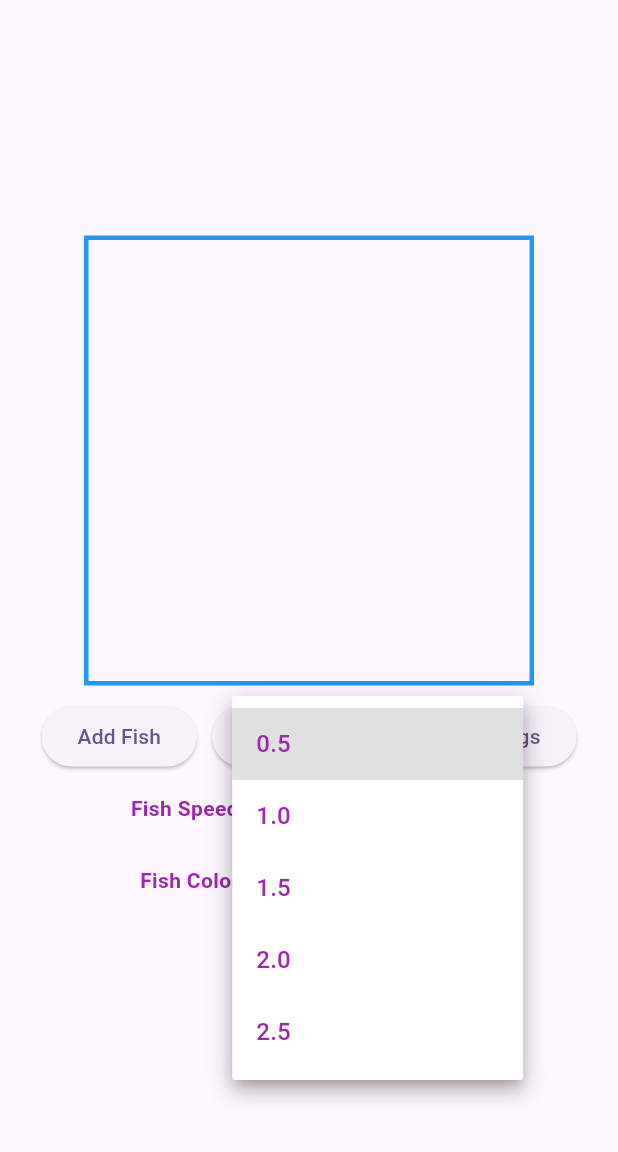
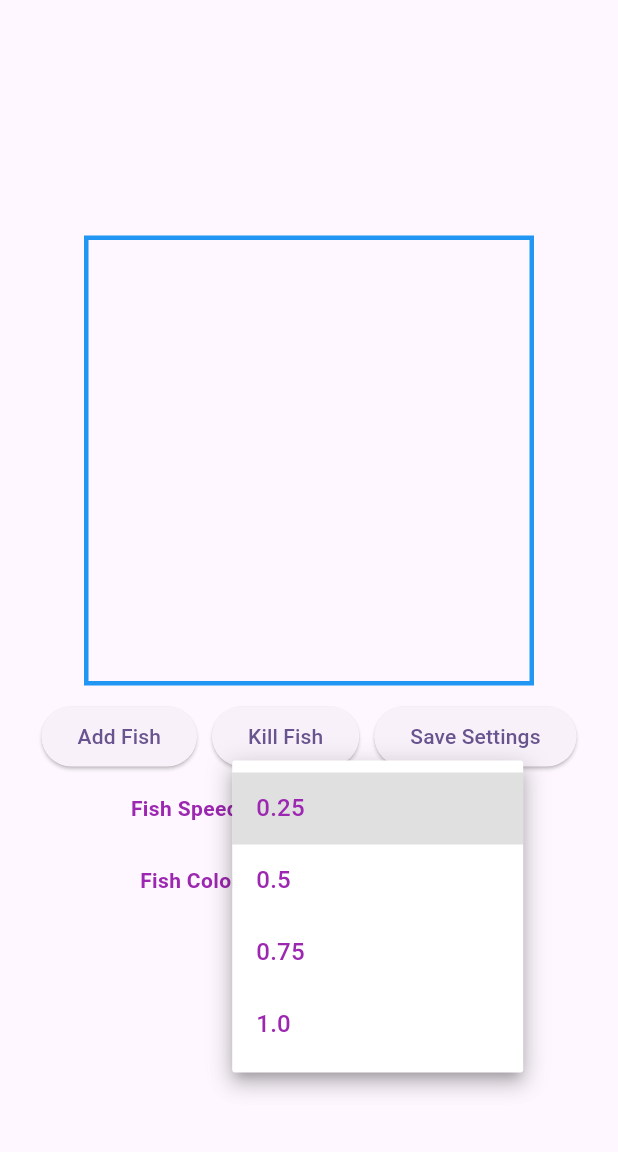
Before and after one commit to navedn/CW5-Aquarium, a Flutter app: the screen it shows after launch, after a tap on "Select Fish Speed", on a phone screen of 412 x 824 dp, the part 84-1236 px from its top. Run offline on Flutter 3.47's test engine with Material 3 defaults, Android fonts, the phone set to English and light mode, and no system bars.

Commit message:
Fish face the direction they point

```diff
--- a/lib/main.dart
+++ b/lib/main.dart
@@ -44,52 +44,56 @@ enum ColorLabel {
 }
 
 class Fish {
-  double x;
-  double y;
-  double dx;
-  double dy;
-  final double speed;
-  final Color color;
+  double x; // Horizontal position
+  double y; // Vertical position
+  double dx; // Change in x direction
+  double dy; // Change in y direction
+  final double speed; // Speed of the fish
+  final Color color; // Color of the fish
 
   Fish({
     required this.x,
     required this.y,
     required this.speed,
     required this.color,
-  })  : dx = Random().nextBool()
-            ? 1
-            : -1 * (speed / 2), // Direction based on speed
-        dy = Random().nextBool()
-            ? 1
-            : -1 * (speed / 2); // Direction based on speed
+  })  : dx = Random().nextDouble() * 2 -
+            1, // Random horizontal direction (-1 to 1)
+        dy = Random().nextDouble() * 2 -
+            1; // Random vertical direction (-1 to 1)
+
+  double get angle => atan2(-dy, -dx); // Calculate angle based on direction
 
   void updatePosition(double width, double height) {
-    x += dx; // Apply speed directly as direction is already set
-    y += dy;
+    x += dx * speed; // Move fish based on direction and speed
+    y += dy * speed;
 
-    // Check boundaries and reverse direction
+    // Check boundaries and reverse direction if necessary
     if (x <= 0) {
       x = 0; // Reset to left edge
-      dx = speed; // Set direction based on speed
+      dx = -dx; // Reverse direction
     } else if (x >= width - 30) {
       x = width - 30; // Reset to right edge
-      dx = -speed; // Set direction based on speed
+      dx = -dx; // Reverse direction
     }
 
     if (y <= 0) {
       y = 0; // Reset to top edge
-      dy = speed; // Set direction based on speed
+      dy = -dy; // Reverse direction
     } else if (y >= height - 30) {
       y = height - 30; // Reset to bottom edge
-      dy = -speed; // Set direction based on speed
+      dy = -dy; // Reverse direction
     }
+
+    // Ensure the fish stays within the boundaries
+    x = x.clamp(0, width - 30);
+    y = y.clamp(0, height - 30);
   }
 }
 
 class _MyHomePageState extends State<MyHomePage> {
   int _counter = 0;
   double? _selectedSpeed; // Variable to store selected speed
-  final List<double> speedOptions = [0.5, 1.0, 1.5, 2.0, 2.5]; // Speed options
+  final List<double> speedOptions = [0.25, 0.5, 0.75, 1.0]; // Speed options
   ColorLabel? _selectedColor;
   List<Fish> _fishList = []; // Change to List<Fish>
   Timer? _timer;
@@ -115,6 +119,7 @@ class _MyHomePageState extends State<MyHomePage> {
         speed: _selectedSpeed!, // Use the selected speed
         color: _selectedColor!.color,
       ));
+
       _startTimer(); // Start timer if not already started
     }
   }
@@ -159,16 +164,24 @@ class _MyHomePageState extends State<MyHomePage> {
               ),
               child: Stack(
                 children: _fishList.map((fish) {
-                  return Positioned(
-                    left: fish.x, // Use the stored x position
-                    top: fish.y, // Use the stored y position
+                  return TweenAnimationBuilder<double>(
+                    tween: Tween<double>(begin: -0.1, end: 0.1),
+                    duration: const Duration(milliseconds: 500),
+                    curve: Curves.easeInOut,
+                    builder: (context, swayAngle, child) {
+                      return Transform(
+                        alignment: Alignment.center,
+                        transform: Matrix4.identity()
+                          ..translate(fish.x, fish.y)
+                          ..rotateZ(fish.angle +
+                              swayAngle), // Rotate based on angle and sway
                         child: Container(
                           width: 30,
                           height: 30,
                           child: ColorFiltered(
                             colorFilter: ColorFilter.mode(
-                          fish.color
-                              .withOpacity(1.0), // Use the selected fish color
+                              fish.color.withOpacity(
+                                  1.0), // Use the selected fish color
                               BlendMode.srcIn, // Blend mode to apply
                             ),
                             child: Image.asset(
@@ -177,6 +190,8 @@ class _MyHomePageState extends State<MyHomePage> {
                             ),
                           ),
                         ),
+                      );
+                    },
                   );
                 }).toList(),
               ),
```
Lines whose indentation alone changed are shown as unchanged.
